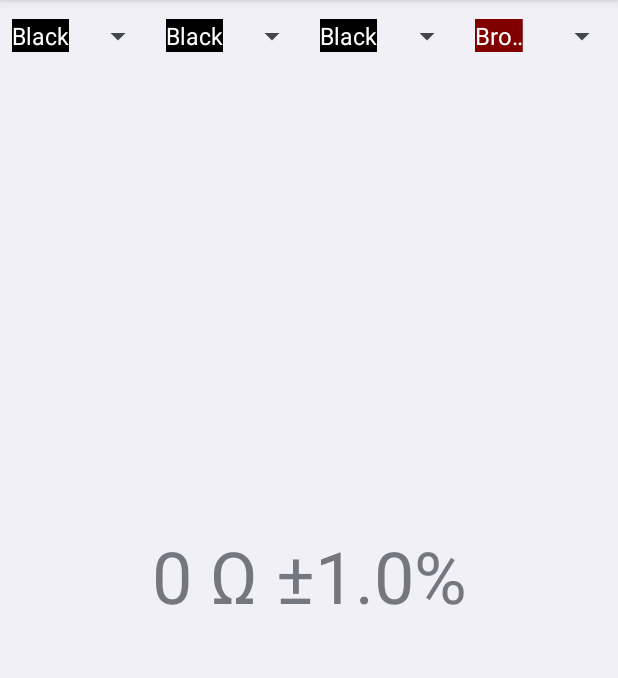
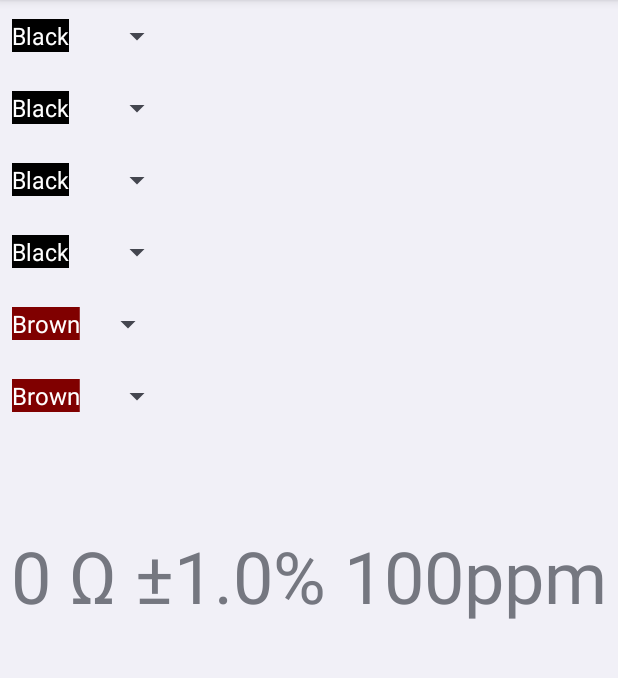
Before and after one commit to rainbyte/AndroidResistorValueCalculator, an Android app: the screen it shows after launch (MainActivity), on a phone screen of 412 x 824 dp, the part 84-762 px from its top. Run offline under Robolectric (Android 15) with nearby library versions, the phone set to English and light mode, and no system bars.

Commit message:
Add figure1 and temperature

```diff
--- a/app/src/main/java/ar/net/rainbyte/resistorvaluecalculator/MainActivity.kt
+++ b/app/src/main/java/ar/net/rainbyte/resistorvaluecalculator/MainActivity.kt
@@ -23,18 +23,20 @@ class MainActivity : Activity() {
 
     private lateinit var binding: ActivityMainBinding
 
+    var figure1: Int = 0
     var figure2: Int = 0
     var figure3: Int = 0
     var multiplier: Float = 0f
     var multiplierTag: String = ""
     var tolerance: Float = 0f
+    var temperature: Int = 0
 
     private fun updateResistorValue() {
-        val base = figure2 * 10 + figure3
+        val base = figure1 * 100 + figure2 * 10 + figure3
         val resistorValue = base * multiplier
         val resistorValueFormat = if (resistorValue % 1.0 != 0.0) { "%s" } else { "%.0f" }
         val resistorValueString = String.format(resistorValueFormat, resistorValue)
-        binding.textviewResistorValue.text = "${resistorValueString} ${multiplierTag}Ω ±${tolerance}%"
+        binding.textviewResistorValue.text = "${resistorValueString} ${multiplierTag}Ω ±${tolerance}% ${temperature}ppm"
     }
 
     override fun onCreate(savedInstanceState: Bundle?) {
@@ -45,6 +47,14 @@ class MainActivity : Activity() {
 
         val multiplierValues: Array<String> = resources.getStringArray(R.array.multiplier_values)
         val toleranceValues: Array<String> = resources.getStringArray(R.array.tolerance_values)
+        val temperatureValues: Array<String> = resources.getStringArray(R.array.temperature_values)
+
+        val figure1Adapter = ArrayAdapter.createFromResource(this, R.array.figure_values, android.R.layout.simple_spinner_dropdown_item)
+        binding.spinnerFigure1.adapter = figure1Adapter
+        binding.spinnerFigure1.selected {
+            figure1 = it
+            updateResistorValue()
+        }
 
         val figure2Adapter = ArrayAdapter.createFromResource(this, R.array.figure_values, android.R.layout.simple_spinner_dropdown_item)
         binding.spinnerFigure2.adapter = figure2Adapter
@@ -100,5 +110,18 @@ class MainActivity : Activity() {
             }
             updateResistorValue()
         }
+
+        val temperatureAdapter = ArrayAdapter.createFromResource(this, R.array.temperature_values, android.R.layout.simple_spinner_dropdown_item)
+        binding.spinnerTemperature.adapter = temperatureAdapter
+        binding.spinnerTemperature.selected {
+            temperature = when (temperatureValues[it]) {
+                "Brown"  -> 100
+                "Red"    -> 50
+                "Orange" -> 15
+                "Yellow" -> 25
+                else     -> 0
+            }
+            updateResistorValue()
+        }
     }
 }
--- a/app/src/main/res/layout/activity_main.xml
+++ b/app/src/main/res/layout/activity_main.xml
@@ -7,28 +7,33 @@
 
     <LinearLayout
         android:layout_width="match_parent"
-        android:layout_height="wrap_content">
+        android:layout_height="wrap_content"
+        android:orientation="vertical">
 
         <Spinner
+            android:id="@+id/spinnerFigure1"
+            android:layout_width="wrap_content"
+            android:layout_height="wrap_content"/>
+        <Spinner
             android:id="@+id/spinnerFigure2"
-            android:layout_width="0dp"
-            android:layout_height="wrap_content"
-            android:layout_weight=".25"/>
+            android:layout_width="wrap_content"
+            android:layout_height="wrap_content"/>
         <Spinner
             android:id="@+id/spinnerFigure3"
-            android:layout_width="0dp"
-            android:layout_height="wrap_content"
-            android:layout_weight=".25"/>
+            android:layout_width="wrap_content"
+            android:layout_height="wrap_content"/>
         <Spinner
             android:id="@+id/spinnerMultiplier"
-            android:layout_width="0dp"
-            android:layout_height="wrap_content"
-            android:layout_weight=".25"/>
+            android:layout_width="wrap_content"
+            android:layout_height="wrap_content"/>
         <Spinner
             android:id="@+id/spinnerTolerance"
-            android:layout_width="0dp"
-            android:layout_height="wrap_content"
-            android:layout_weight=".25"/>
+            android:layout_width="wrap_content"
+            android:layout_height="wrap_content"/>
+        <Spinner
+            android:id="@+id/spinnerTemperature"
+            android:layout_width="wrap_content"
+            android:layout_height="wrap_content"/>
     </LinearLayout>
 
     <TextView
--- a/app/src/main/res/values/strings.xml
+++ b/app/src/main/res/values/strings.xml
@@ -37,4 +37,10 @@
         <item><font bgcolor='#AAA9AD'>Silver</font></item>
         <item><font bgcolor='#FFFFFF'>None</font></item>
     </string-array>
+    <string-array name="temperature_values">
+        <item><font bgcolor='#800000' fgcolor='#FFFFFF'>Brown</font></item>
+        <item><font bgcolor='#FF0000'>Red</font></item>
+        <item><font bgcolor='#FFA500'>Orange</font></item>
+        <item><font bgcolor='#FFFF00'>Yellow</font></item>
+    </string-array>
 </resources>
```
